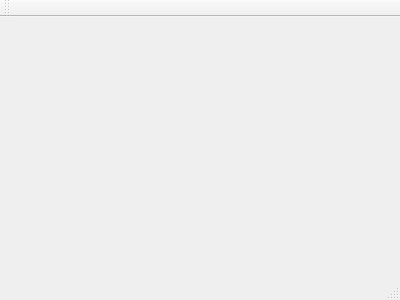
First picture: the form in mainwindow.ui, repository Satse123/Pisteenlaskija, before the edit.
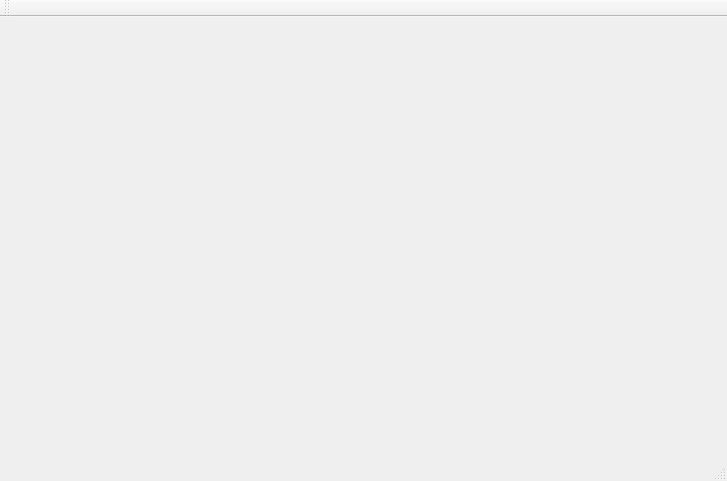
Second picture: the form after the edit. Icons and pictures are not drawn.

Diff of the .ui file:
```diff
--- a/mainwindow.ui
+++ b/mainwindow.ui
@@ -1,24 +1,50 @@
 <ui version="4.0">
  <class>MainWindow</class>
- <widget class="QMainWindow" name="MainWindow" >
-  <property name="geometry" >
+ <widget class="QMainWindow" name="MainWindow">
+  <property name="enabled">
+   <bool>true</bool>
+  </property>
+  <property name="geometry">
    <rect>
     <x>0</x>
     <y>0</y>
-    <width>400</width>
-    <height>300</height>
+    <width>727</width>
+    <height>481</height>
    </rect>
   </property>
-  <property name="windowTitle" >
+  <property name="minimumSize">
+   <size>
+    <width>640</width>
+    <height>360</height>
+   </size>
+  </property>
+  <property name="windowTitle">
    <string>MainWindow</string>
   </property>
-  <widget class="QMenuBar" name="menuBar" />
-  <widget class="QToolBar" name="mainToolBar" />
-  <widget class="QWidget" name="centralWidget" />
-  <widget class="QStatusBar" name="statusBar" />
+  <property name="autoFillBackground">
+   <bool>false</bool>
+  </property>
+  <property name="styleSheet">
+   <string notr="true">border-image: url(:/image/Media/tausta.bmp) 0 0 0 0 stretch stretch;</string>
+  </property>
+  <property name="locale">
+   <locale language="Finnish" country="Finland"/>
+  </property>
+  <property name="animated">
+   <bool>false</bool>
+  </property>
+  <widget class="QWidget" name="centralWidget"/>
+  <widget class="QToolBar" name="mainToolBar">
+   <attribute name="toolBarArea">
+    <enum>TopToolBarArea</enum>
+   </attribute>
+   <attribute name="toolBarBreak">
+    <bool>true</bool>
+   </attribute>
+  </widget>
+  <widget class="QStatusBar" name="statusBar"/>
  </widget>
- <layoutDefault spacing="6" margin="11" />
- <pixmapfunction></pixmapfunction>
+ <layoutdefault spacing="6" margin="11"/>
  <resources/>
  <connections/>
 </ui>
```
Left out of the diff: 1 changed line with no effect on the pictures.
